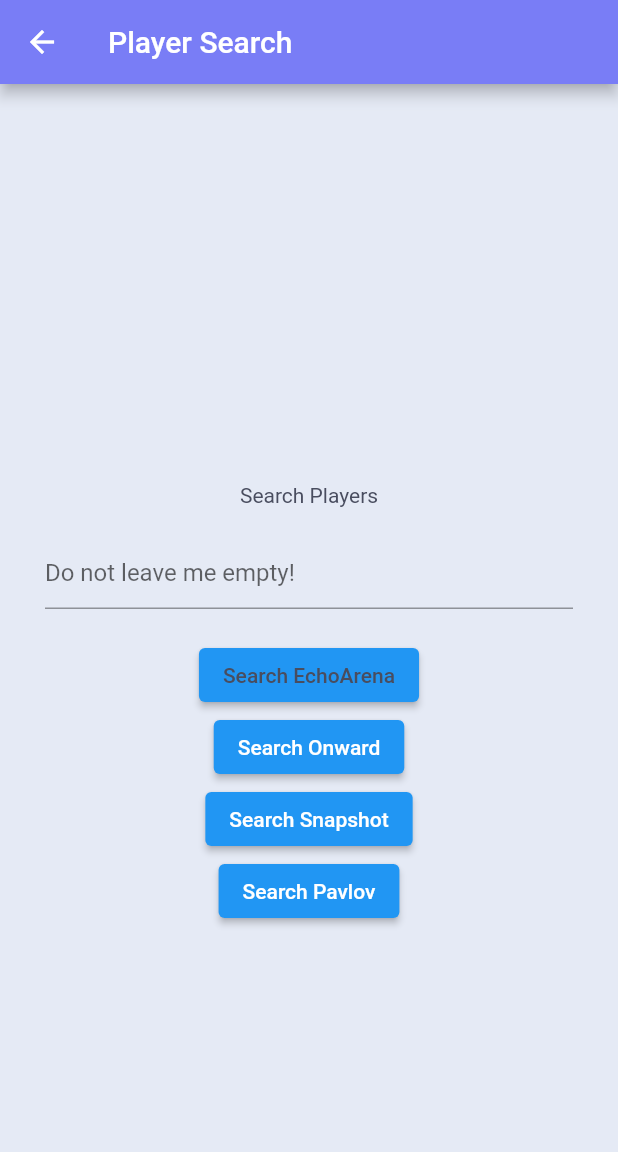
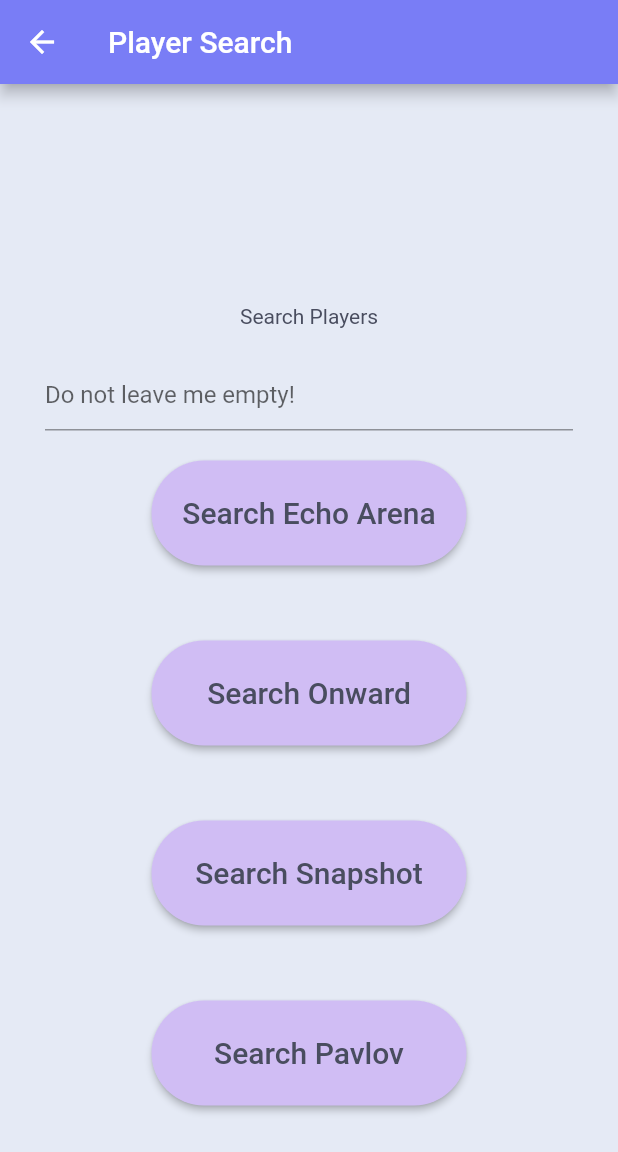
Before and after one commit to Blake-McCullough/VRML-APP, a Flutter app: the Searchplayers screen opened directly, on a phone screen of 412 x 824 dp. Shown: the top 1152 px of the screen. Run offline on Flutter 3.47's test engine with Material 2 defaults, Android fonts, the phone set to English and light mode, and no system bars; our stand-ins replace persistent_bottom_nav_bar; missing offline and left inert: flutter_web_auth; accounts and stored records are empty; network calls fail.

Commit message:
The beta release!

```diff
--- a/lib/leaderboard/leaderboardresult.dart
+++ b/lib/leaderboard/leaderboardresult.dart
@@ -25,8 +25,8 @@ class _LeaderboardResultsState extends State<LeaderboardResults> {
   Widget build(BuildContext context) {
     return Scaffold(
       appBar: AppBar(
-        title: Text('Leaderboard for $searcharea'),
-      ),
+          title: Text('Leaderboard for $searcharea'),
+          backgroundColor: appbarcolor),
       backgroundColor: colourscheme,
       body: FutureBuilder<String>(
         future: parJson,
--- a/lib/search/player/playersearch.dart
+++ b/lib/search/player/playersearch.dart
@@ -64,11 +64,14 @@ class _Searchplayers extends State<Searchplayers> {
               ),
               ElevatedButton(
                   child: Text(
-                    'Search EchoArena',
-                    style: TextStyle(
-                      color: textcolour,
-                    ),
+                    'Search Echo Arena',
+                    style: TextStyle(color: textcolour, fontSize: 20),
                   ),
+                  style: ElevatedButton.styleFrom(
+                      primary: Color.fromRGBO(208, 189, 244, 1.0),
+                      fixedSize: const Size(210, 70),
+                      shape: RoundedRectangleBorder(
+                          borderRadius: BorderRadius.circular(50))),
                   onPressed: () {
                     if (myController.text.isNotEmpty) {
                       setState(() {
@@ -82,8 +85,19 @@ class _Searchplayers extends State<Searchplayers> {
                       );
                     }
                   }),
+              SizedBox(
+                height: 50.0,
+              ),
               ElevatedButton(
-                  child: Text('Search Onward'),
+                  child: Text(
+                    'Search Onward',
+                    style: TextStyle(color: textcolour, fontSize: 20),
+                  ),
+                  style: ElevatedButton.styleFrom(
+                      primary: Color.fromRGBO(208, 189, 244, 1.0),
+                      fixedSize: const Size(210, 70),
+                      shape: RoundedRectangleBorder(
+                          borderRadius: BorderRadius.circular(50))),
                   onPressed: () {
                     if (myController.text.isNotEmpty) {
                       setState(() {
@@ -97,8 +111,19 @@ class _Searchplayers extends State<Searchplayers> {
                       );
                     }
                   }),
+              SizedBox(
+                height: 50.0,
+              ),
               ElevatedButton(
-                  child: Text('Search Snapshot'),
+                  child: Text(
+                    'Search Snapshot',
+                    style: TextStyle(color: textcolour, fontSize: 20),
+                  ),
+                  style: ElevatedButton.styleFrom(
+                      primary: Color.fromRGBO(208, 189, 244, 1.0),
+                      fixedSize: const Size(210, 70),
+                      shape: RoundedRectangleBorder(
+                          borderRadius: BorderRadius.circular(50))),
                   onPressed: () {
                     if (myController.text.isNotEmpty) {
                       setState(() {
@@ -112,8 +137,19 @@ class _Searchplayers extends State<Searchplayers> {
                       );
                     }
                   }),
+              SizedBox(
+                height: 50.0,
+              ),
               ElevatedButton(
-                  child: Text('Search Pavlov'),
+                  child: Text(
+                    'Search Pavlov',
+                    style: TextStyle(color: textcolour, fontSize: 20),
+                  ),
+                  style: ElevatedButton.styleFrom(
+                      primary: Color.fromRGBO(208, 189, 244, 1.0),
+                      fixedSize: const Size(210, 70),
+                      shape: RoundedRectangleBorder(
+                          borderRadius: BorderRadius.circular(50))),
                   onPressed: () {
                     setState(() {
                       searcharea = 'pavlov';
--- a/pubspec.yaml
+++ b/pubspec.yaml
@@ -1,7 +1,7 @@
 name: VRML_APP
 description: Demonstrates how to use the flutter_web_auth plugin.
 publish_to: 'none'
-version: 0.0.1+1
+version: 0.0.2+2
 environment:
   sdk: ">=2.12.0 <3.0.0"
 
```
